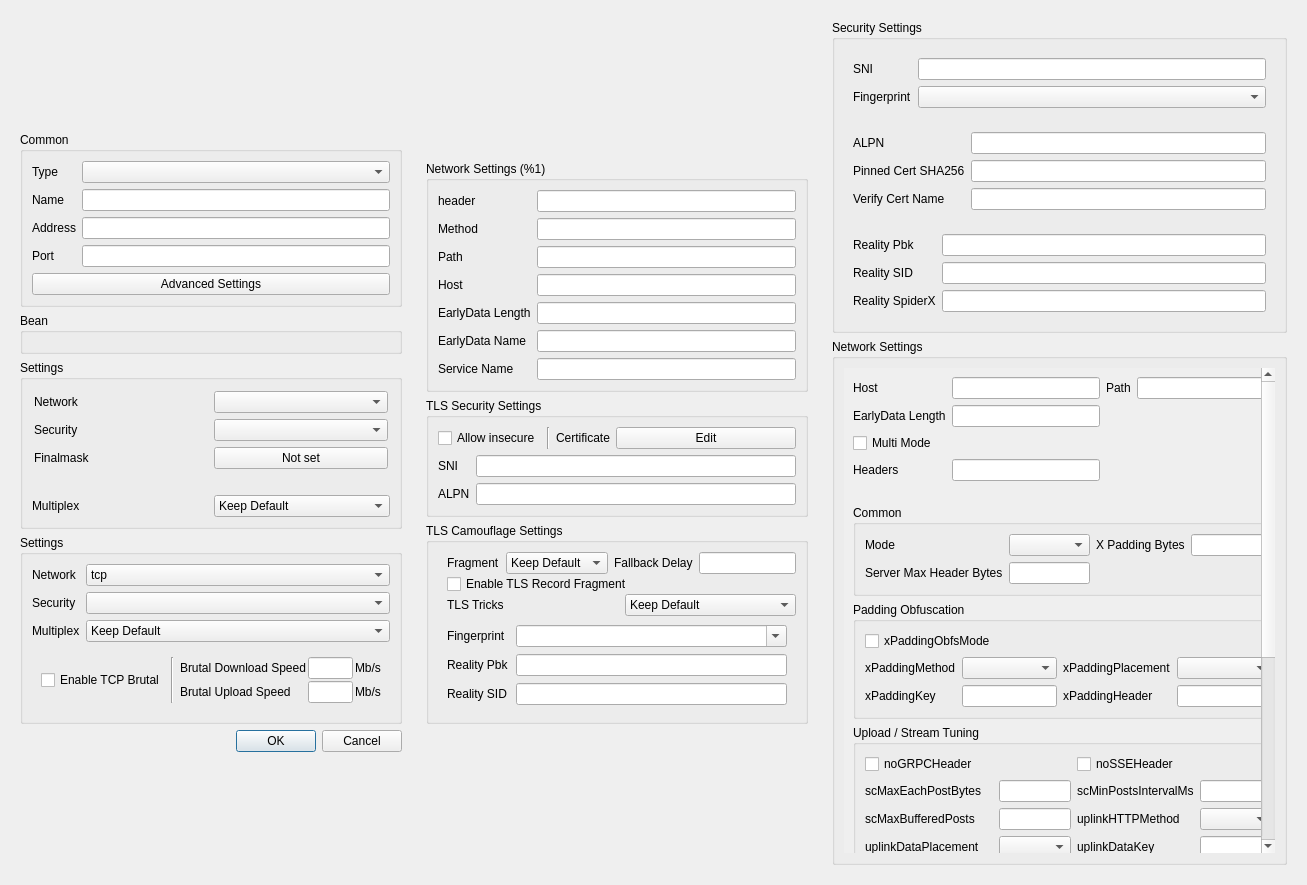
hopol/throne-mirror, file upstream/include/ui/profile/dialog_edit_profile.ui: the form before one commit.
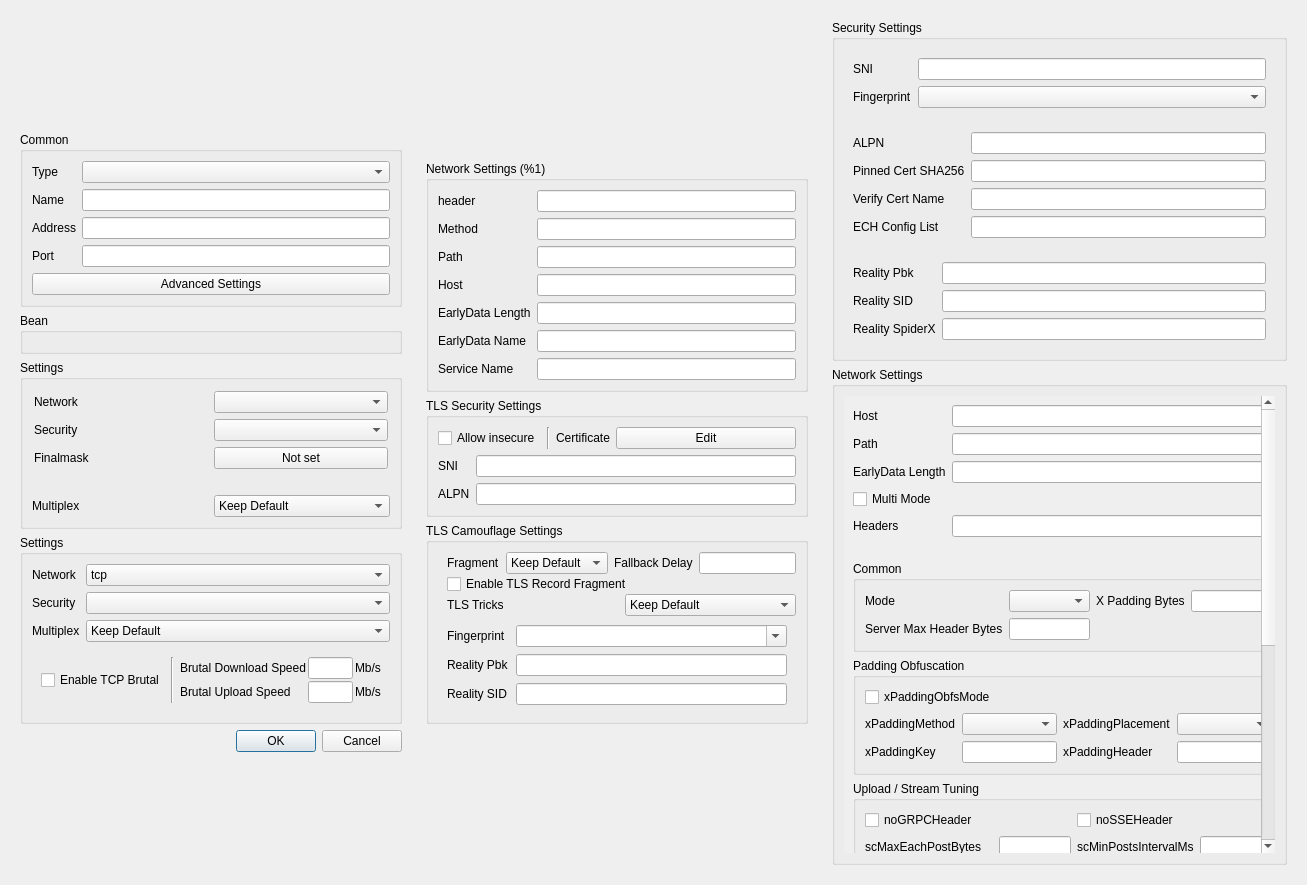
The form after the commit. Custom widgets are drawn as their Qt base class.

Patch:
```diff
--- a/upstream/include/ui/profile/dialog_edit_profile.ui
+++ b/upstream/include/ui/profile/dialog_edit_profile.ui
@@ -1091,6 +1091,23 @@
               </property>
              </widget>
             </item>
+            <item row="3" column="0">
+             <widget class="QLabel" name="label_xray_ech">
+              <property name="text">
+               <string>ECH Config List</string>
+              </property>
+              <property name="buddy">
+               <cstring>xray_ech_config_list</cstring>
+              </property>
+             </widget>
+            </item>
+            <item row="3" column="1">
+             <widget class="QLineEdit" name="xray_ech_config_list">
+              <property name="toolTip">
+               <string>echConfigList: a base64 ECHConfigList, or "domain+https://dns/dns-query" to let Xray fetch it over DoH (e.g. cloudflare-ech.com+https://8.8.8.8/dns-query).</string>
+              </property>
+             </widget>
+            </item>
            </layout>
           </widget>
          </item>
@@ -1203,7 +1220,7 @@
                   </property>
                  </widget>
                 </item>
-                <item row="3" column="0">
+                <item row="4" column="0">
                  <widget class="QLabel" name="xray_headers_l">
                   <property name="text">
                    <string>Headers</string>
@@ -1216,13 +1233,13 @@
                 <item row="0" column="1">
                  <widget class="QLineEdit" name="xray_host"/>
                 </item>
-                <item row="0" column="3">
+                <item row="1" column="1">
                  <widget class="QLineEdit" name="xray_path"/>
                 </item>
-                <item row="3" column="1">
+                <item row="4" column="1">
                  <widget class="QLineEdit" name="xray_headers"/>
                 </item>
-                <item row="0" column="2">
+                <item row="1" column="0">
                  <widget class="QLabel" name="xray_path_l">
                   <property name="text">
                    <string>Path</string>
@@ -1232,7 +1249,7 @@
                   </property>
                  </widget>
                 </item>
-                <item row="1" column="0">
+                <item row="2" column="0">
                  <widget class="QLabel" name="xray_ed_label">
                   <property name="text">
                    <string>EarlyData Length</string>
@@ -1242,10 +1259,10 @@
                   </property>
                  </widget>
                 </item>
-                <item row="1" column="1">
+                <item row="2" column="1">
                  <widget class="QLineEdit" name="xray_ed_length"/>
                 </item>
-                <item row="2" column="0">
+                <item row="3" column="0">
                  <widget class="QCheckBox" name="xray_multi_mode">
                   <property name="text">
                    <string>Multi Mode</string>
```
Left out of the diff: 14 changed lines with no effect on the pictures.
